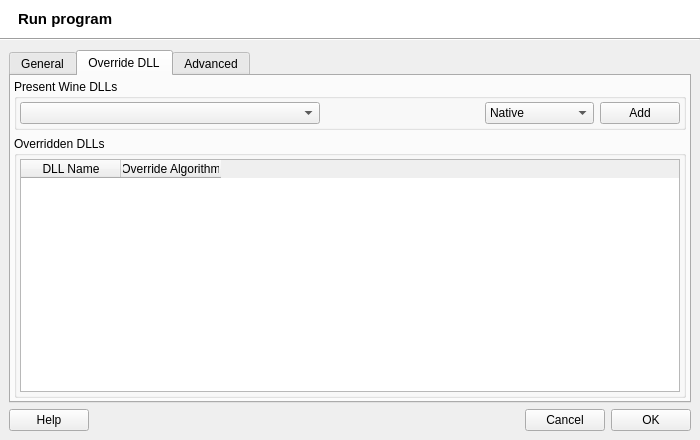
Before: the Qt Designer form src/q4wine-gui/uis/Run.ui in brezerk/q4wine, drawn with Qt 5.
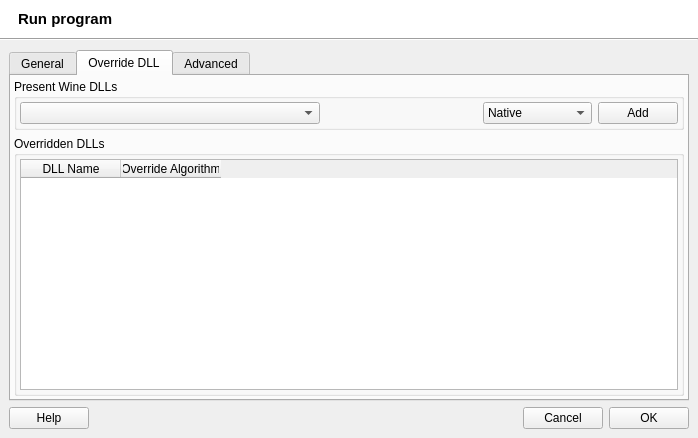
After: the same form once the commit is applied. The open tabs and pages were chosen to show the change. Icons and pictures are not drawn.

The edit to the form file:
```diff
--- a/src/q4wine-gui/uis/Run.ui
+++ b/src/q4wine-gui/uis/Run.ui
@@ -6,8 +6,8 @@
    <rect>
     <x>0</x>
     <y>0</y>
-    <width>700</width>
-    <height>440</height>
+    <width>698</width>
+    <height>438</height>
    </rect>
   </property>
   <property name="minimumSize">
```
Left out of the diff: 8 changed lines with no effect on the pictures.
